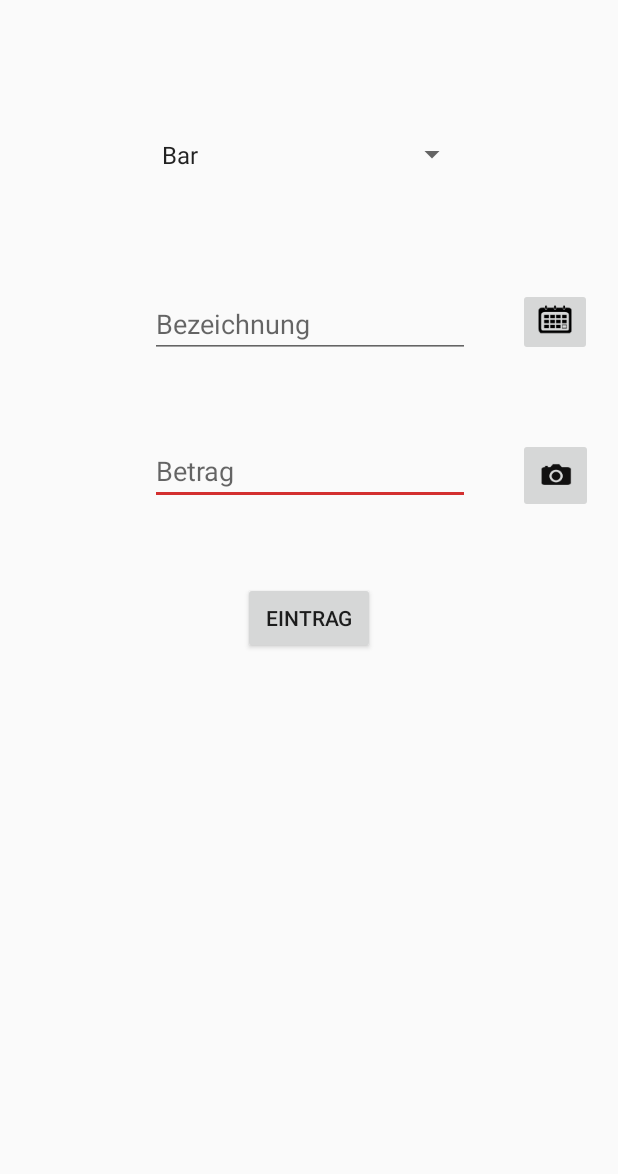
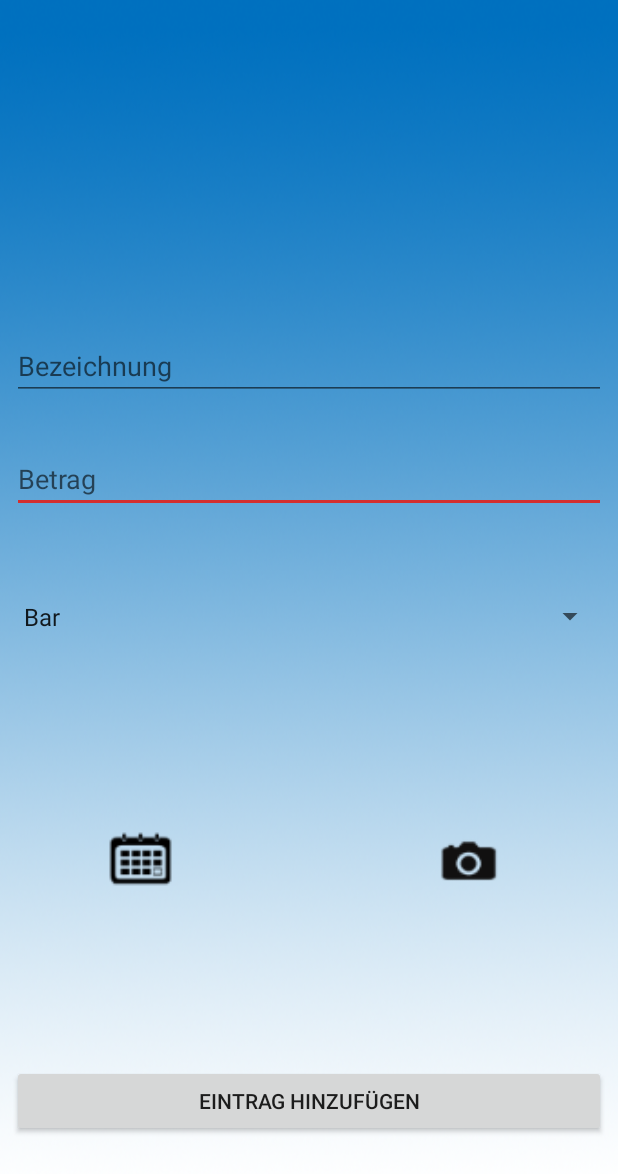
Before and after one commit to Beo1337/CashofClans, an Android app: the ChangeEntryActivity screen opened directly, with no data from a screen before it, on a phone screen of 412 x 824 dp. Shown: the top 1174 px of the screen. Run offline under Robolectric (Android 15) with nearby library versions, the phone set to English and light mode, and no system bars; 10 statements that could not run were skipped.

```diff
--- a/app/src/main/java/com/cashify/overview/OverviewFragment.java
+++ b/app/src/main/java/com/cashify/overview/OverviewFragment.java
@@ -5,6 +5,7 @@ import android.content.Intent;
 import android.content.SharedPreferences;
 import android.database.SQLException;
 import android.graphics.Color;
+import android.graphics.drawable.GradientDrawable;
 import android.os.Bundle;
 import android.os.Environment;
 import android.preference.PreferenceManager;
--- a/app/src/main/res/layout/activity_change_entry.xml
+++ b/app/src/main/res/layout/activity_change_entry.xml
@@ -4,118 +4,134 @@
     xmlns:tools="http://schemas.android.com/tools"
     android:layout_width="match_parent"
     android:layout_height="match_parent"
-    tools:context="com.cashify.overview.ChangeEntryActivity">
+    tools:context="com.cashify.overview.ChangeEntryActivity"
+    android:background="@drawable/sky">
+
+    <EditText
+        android:id="@+id/Betrag"
+        android:layout_width="0dp"
+        android:layout_height="wrap_content"
+        android:layout_marginEnd="8dp"
+        android:layout_marginLeft="8dp"
+        android:layout_marginRight="8dp"
+        android:layout_marginStart="8dp"
+        android:ems="10"
+        android:hint="Betrag"
+        android:imeOptions="actionDone"
+        android:inputType="numberDecimal"
+        app:layout_constraintBottom_toBottomOf="parent"
+        app:layout_constraintLeft_toLeftOf="parent"
+        app:layout_constraintRight_toRightOf="parent"
+        app:layout_constraintTop_toTopOf="parent"
+        app:layout_constraintVertical_bias="0.381" />
+
+    <EditText
+        android:id="@+id/title"
+        android:layout_width="0dp"
+        android:layout_height="wrap_content"
+        android:layout_marginEnd="8dp"
+        android:layout_marginLeft="8dp"
+        android:layout_marginRight="8dp"
+        android:layout_marginStart="8dp"
+        android:ems="10"
+        android:hint="Bezeichnung"
+        android:inputType="textPersonName"
+        app:layout_constraintBottom_toBottomOf="parent"
+        app:layout_constraintLeft_toLeftOf="parent"
+        app:layout_constraintRight_toRightOf="parent"
+        app:layout_constraintTop_toTopOf="parent"
+        app:layout_constraintVertical_bias="0.284" />
+
+    <Spinner
+        android:id="@+id/category"
+        android:layout_width="0dp"
+        android:layout_height="42dp"
+        android:layout_marginBottom="8dp"
+        android:layout_marginEnd="8dp"
+        android:layout_marginLeft="8dp"
+        android:layout_marginRight="8dp"
+        android:layout_marginStart="8dp"
+        android:layout_marginTop="8dp"
+        app:layout_constraintBottom_toBottomOf="parent"
+        app:layout_constraintHorizontal_bias="0.0"
+        app:layout_constraintLeft_toLeftOf="parent"
+        app:layout_constraintRight_toRightOf="parent"
+        app:layout_constraintTop_toTopOf="parent"
+        app:layout_constraintVertical_bias="0.499" />
+
+    <Button
+        android:id="@+id/ButtonCommit"
+        android:layout_width="0dp"
+        android:layout_height="wrap_content"
+        android:layout_marginBottom="66dp"
+        android:layout_marginEnd="8dp"
+        android:layout_marginLeft="8dp"
+        android:layout_marginRight="8dp"
+        android:layout_marginStart="8dp"
+        android:onClick="eintragen"
+        android:text="eintrag hinzufügen"
+        app:layout_constraintBottom_toBottomOf="parent"
+        app:layout_constraintHorizontal_bias="0.406"
+        app:layout_constraintLeft_toLeftOf="parent"
+        app:layout_constraintRight_toRightOf="parent" />
 
     <ImageButton
         android:id="@+id/imageButton"
-        android:layout_width="50dp"
+        android:layout_width="75dp"
         android:layout_height="50dp"
         android:layout_marginBottom="8dp"
         android:layout_marginLeft="8dp"
         android:layout_marginRight="8dp"
         android:layout_marginTop="8dp"
+        android:background="@android:color/transparent"
         android:onClick="cam"
         app:layout_constraintBottom_toBottomOf="parent"
-        app:layout_constraintHorizontal_bias="0.974"
+        app:layout_constraintHorizontal_bias="0.832"
         app:layout_constraintLeft_toLeftOf="parent"
         app:layout_constraintRight_toRightOf="parent"
         app:layout_constraintTop_toTopOf="parent"
-        app:layout_constraintVertical_bias="0.375"
-        app:srcCompat="@drawable/cameraicon" />
-
-    <EditText
-        android:id="@+id/Betrag"
-        android:layout_width="wrap_content"
-        android:layout_height="wrap_content"
-        android:ems="10"
-        android:inputType="numberDecimal|numberSigned"
-        android:hint="Betrag"
-        android:imeOptions="actionDone"
-        app:layout_constraintBottom_toBottomOf="parent"
-        app:layout_constraintHorizontal_bias="0.502"
-        app:layout_constraintLeft_toLeftOf="parent"
-        app:layout_constraintRight_toRightOf="parent"
-        app:layout_constraintTop_toTopOf="parent"
-        app:layout_constraintVertical_bias="0.374" />
-
-    <EditText
-        android:id="@+id/title"
-        android:layout_width="wrap_content"
-        android:layout_height="wrap_content"
-        android:ems="10"
-        android:inputType="textPersonName"
-        android:hint="Bezeichnung"
-        app:layout_constraintBottom_toBottomOf="parent"
-        app:layout_constraintLeft_toLeftOf="parent"
-        app:layout_constraintRight_toRightOf="parent"
-        app:layout_constraintTop_toTopOf="parent"
-        app:layout_constraintHorizontal_bias="0.502"
-        app:layout_constraintVertical_bias="0.248" />
-
-
-    <Spinner
-        android:id="@+id/category"
-        android:layout_width="212dp"
-        android:layout_height="42dp"
-        app:layout_constraintTop_toTopOf="parent"
-        android:layout_marginTop="8dp"
-        app:layout_constraintBottom_toBottomOf="parent"
-        android:layout_marginBottom="8dp"
-        android:layout_marginLeft="8dp"
-        app:layout_constraintLeft_toLeftOf="parent"
-        app:layout_constraintVertical_bias="0.097"
-        android:layout_marginRight="8dp"
-        app:layout_constraintRight_toRightOf="parent" />
-
-    <Button
-        android:id="@+id/ButtonCommit"
-        android:layout_width="wrap_content"
-        android:layout_height="wrap_content"
-        android:onClick="eintragen"
-        android:text="eintrag"
-        app:layout_constraintTop_toTopOf="parent"
-        android:layout_marginTop="8dp"
-        app:layout_constraintBottom_toBottomOf="parent"
-        android:layout_marginBottom="8dp"
-        android:layout_marginLeft="8dp"
-        app:layout_constraintLeft_toLeftOf="parent"
-        android:layout_marginRight="8dp"
-        app:layout_constraintRight_toRightOf="parent" />
+        app:layout_constraintVertical_bias="0.716"
+        app:srcCompat="@drawable/cameraicon"
+        android:padding="2dp"
+        android:scaleType="fitCenter"/>
 
 
     <ImageButton
         android:id="@+id/imageButton7"
-        android:layout_width="50dp"
+        android:layout_width="75dp"
         android:layout_height="50dp"
+        android:layout_marginBottom="150dp"
+        android:layout_marginLeft="8dp"
+        android:layout_marginRight="8dp"
+        android:background="@android:color/transparent"
         android:onClick="deletecam"
+        app:layout_constraintBottom_toBottomOf="parent"
+        app:layout_constraintHorizontal_bias="0.501"
+        app:layout_constraintLeft_toLeftOf="parent"
+        app:layout_constraintRight_toRightOf="parent"
         app:srcCompat="@drawable/cameradeleteicon"
-        android:layout_marginTop="8dp"
-        android:layout_marginRight="8dp"
-        app:layout_constraintRight_toRightOf="parent"
-        android:layout_marginLeft="8dp"
-        app:layout_constraintLeft_toLeftOf="parent"
-        app:layout_constraintHorizontal_bias="0.974"
-        app:layout_constraintBottom_toBottomOf="parent"
-        android:layout_marginBottom="8dp"
-        app:layout_constraintVertical_bias="0.015"
-        app:layout_constraintTop_toBottomOf="@+id/imageButton" />
+        android:padding="2dp"
+        android:scaleType="fitCenter"/>
 
     <ImageButton
         android:id="@+id/imageButton10"
-        android:layout_width="wrap_content"
-        android:layout_height="wrap_content"
-        android:onClick="showStartDateDialog"
-        app:srcCompat="@drawable/kalendericon"
+        android:layout_width="75dp"
+        android:layout_height="50dp"
         android:layout_marginBottom="8dp"
         android:layout_marginLeft="8dp"
+        android:layout_marginRight="8dp"
+        android:layout_marginTop="8dp"
+        android:background="@android:color/transparent"
+        android:onClick="showStartDateDialog"
+        app:layout_constraintBottom_toBottomOf="parent"
+        app:layout_constraintHorizontal_bias="0.15"
         app:layout_constraintLeft_toLeftOf="parent"
-        app:layout_constraintBottom_toBottomOf="parent"
+        app:layout_constraintRight_toRightOf="parent"
         app:layout_constraintTop_toTopOf="parent"
-        android:layout_marginTop="8dp"
-        app:layout_constraintVertical_bias="0.241"
-        android:layout_marginRight="8dp"
-        app:layout_constraintRight_toRightOf="parent"
-        app:layout_constraintHorizontal_bias="0.974" />
+        app:layout_constraintVertical_bias="0.716"
+        app:srcCompat="@drawable/kalendericon"
+        android:padding="2dp"
+        android:scaleType="fitCenter"/>
 
 
 </android.support.constraint.ConstraintLayout>
--- a/app/src/main/res/layout/activity_password.xml
+++ b/app/src/main/res/layout/activity_password.xml
@@ -48,7 +48,8 @@
                 android:layout_width="match_parent"
                 android:layout_height="wrap_content"
                 android:layout_weight="1"
-                android:text="Passwort verwenden" />
+                android:text="Passwort verwenden"
+                android:textSize="18sp"/>
 
             <Space
                 android:layout_width="match_parent"
@@ -60,7 +61,8 @@
                 android:layout_width="wrap_content"
                 android:layout_height="wrap_content"
                 android:layout_weight="1"
-                android:text="Passwort" />
+                android:text="Passwort"
+                android:textSize="14sp"/>
 
             <EditText
                 android:id="@+id/editText"
--- a/app/src/main/res/layout/content_monthly_entry_elem.xml
+++ b/app/src/main/res/layout/content_monthly_entry_elem.xml
@@ -5,7 +5,7 @@
     android:layout_height="64dp">
 
     <ImageView
-        android:id="@+id/entry_cat_icon"
+        android:id="@+id/space"
         android:layout_width="16dp"
         android:layout_height="16dp"
         android:layout_marginBottom="8dp"
@@ -54,7 +54,7 @@
         android:textAppearance="@android:style/TextAppearance.Material.Small"
         android:textSize="14sp"
         app:layout_constraintBottom_toBottomOf="parent"
-        app:layout_constraintLeft_toRightOf="@+id/entry_cat_icon"
+        app:layout_constraintLeft_toRightOf="@+id/space"
         tools:targetApi="lollipop">
 
     </TextView>
--- a/app/src/main/res/xml/preference.xml
+++ b/app/src/main/res/xml/preference.xml
@@ -12,7 +12,7 @@
             android:targetPackage="com.example.seps.cashofclans"
             android:targetClass="com.cashify.category.CategoryActivity"/>
     </Preference>
-    <Preference android:title="monatliche Beiträge" >
+    <Preference android:title="Monatliche Beiträge" >
         <intent android:action="android.intent.action.VIEW"
             android:targetPackage="com.example.seps.cashofclans"
             android:targetClass="com.cashify.monthly_entries.MonthlyEntryActivity"
```
Also changed, not shown: app/src/main/res/layout-v21/content_overview_elem.xml (+9 -10 lines), app/src/main/res/layout/content_category_elem.xml (+1 -13 lines), app/src/main/res/layout/content_overview_elem.xml (+1 -11 lines), app/src/main/res/layout/fragment_overview.xml (+45 -11 lines), app/src/main/res/drawable-xhdpi/csvicon.png (added), app/src/main/res/drawable-xhdpi/csvicon50.png (added), app/src/main/res/drawable-xhdpi/listicon.png (added), app/src/main/res/drawable-xhdpi/listicon50.png (added).
